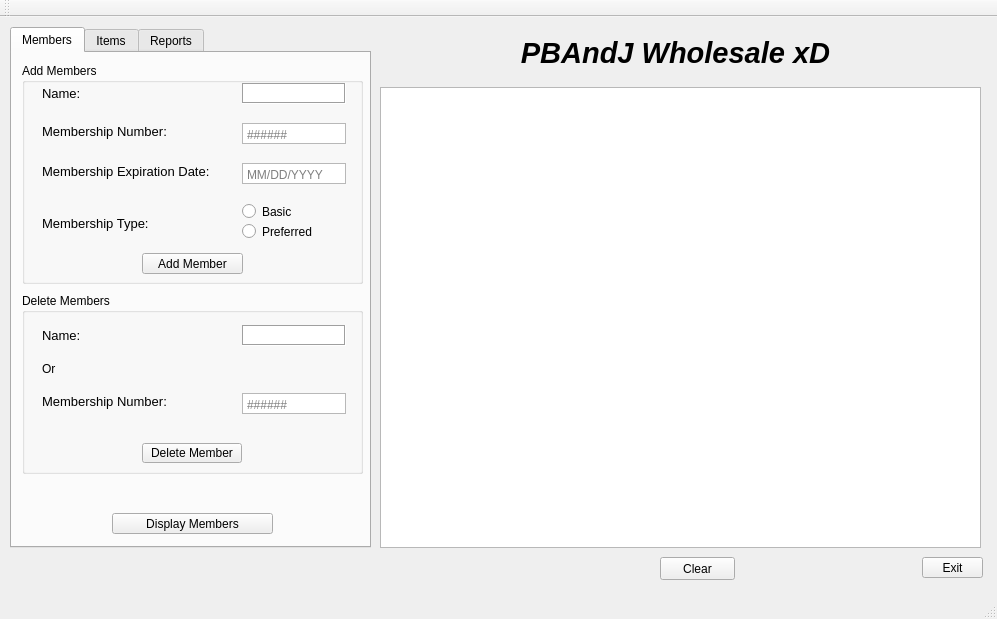
Old version of the form mainwindow.ui in the repository jasonink/Wholesale-Club.
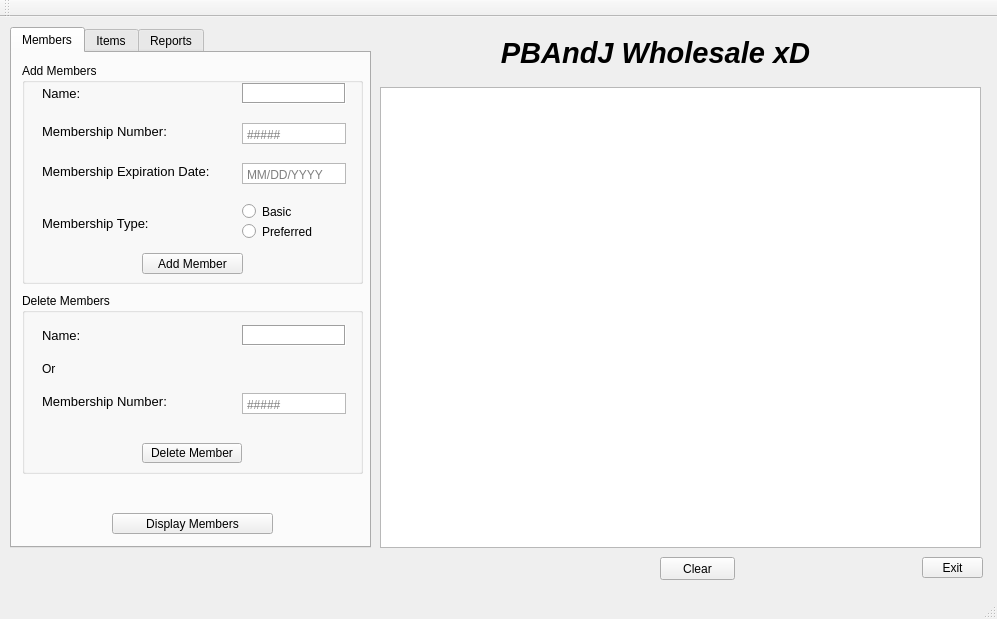
New version of the form. Icons and pictures are not drawn.

Diff of the .ui file:
```diff
--- a/mainwindow.ui
+++ b/mainwindow.ui
@@ -20,9 +20,9 @@
    <widget class="QLabel" name="Title">
     <property name="geometry">
      <rect>
-      <x>500</x>
+      <x>400</x>
       <y>10</y>
-      <width>351</width>
+      <width>511</width>
       <height>51</height>
      </rect>
     </property>
@@ -226,7 +226,7 @@
         <enum>Qt::ScrollBarAsNeeded</enum>
        </property>
        <property name="placeholderText">
-        <string>######</string>
+        <string>#####</string>
        </property>
       </widget>
       <widget class="QLabel" name="Namelabel_3">
@@ -365,7 +365,7 @@
         <enum>Qt::ScrollBarAsNeeded</enum>
        </property>
        <property name="placeholderText">
-        <string>######</string>
+        <string>#####</string>
        </property>
       </widget>
       <widget class="QLabel" name="RemoveNamelabel">
```
Left out of the diff: 25 changed lines with no effect on the pictures.
